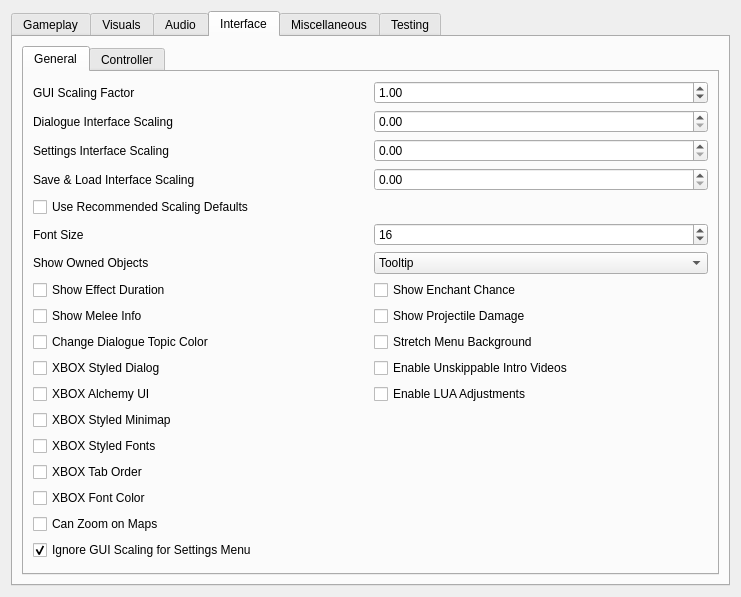
Before: the Qt Designer form apps/launcher/ui/settingspage.ui in zander2k1/groovy-openmw, drawn with Qt 5.
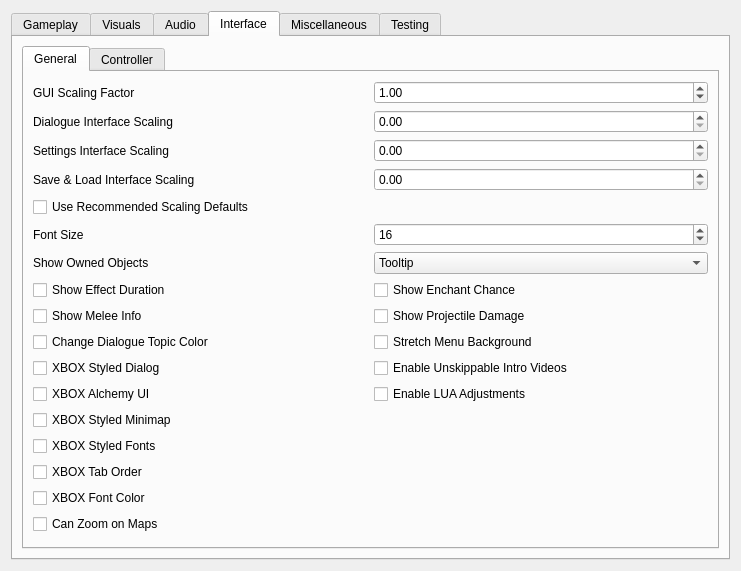
After: the same form once the commit is applied. The open tabs and pages were chosen to show the change.

Commit message: OpenMW-XBOX-UI: Removed legacy ignore GUI scaling for settings menu option from launcher,custom scaling is now used for the settings menu

What changed in the file:
```diff
--- a/apps/launcher/ui/settingspage.ui
+++ b/apps/launcher/ui/settingspage.ui
@@ -1473,19 +1473,6 @@
               </property>
              </widget>
             </item>
-            <item row="17" column="0">
-             <widget class="QCheckBox" name="settingsWindowIgnoreScalingCheckBox">
-              <property name="toolTip">
-               <string>Keep the in-game settings window at normal size regardless of GUI scaling.</string>
-              </property>
-              <property name="text">
-               <string>Ignore GUI Scaling for Settings Menu</string>
-              </property>
-              <property name="checked">
-               <bool>true</bool>
-              </property>
-             </widget>
-            </item>
              <item row="10" column="0">
                <widget class="QCheckBox" name="xboxStyledDialogCheckBox">
                 <property name="text">
```
The commit also changes 9 other files.
